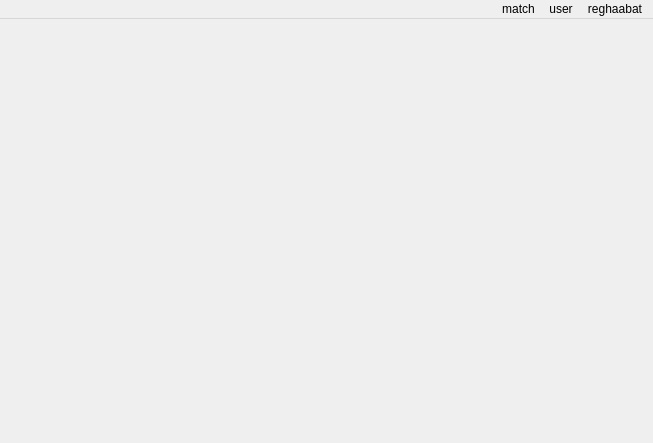
Old version of the form Client/reghaabat/mainwindow.ui in the repository nournia/ketabkhaane.
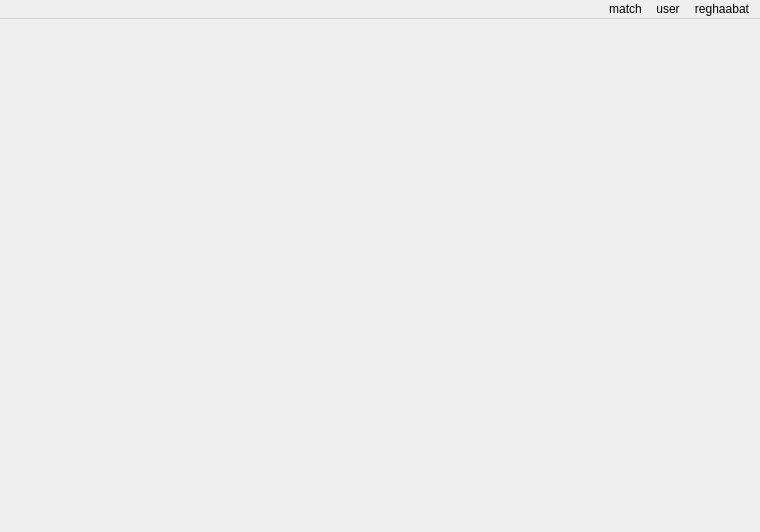
New version of the form.

Commit message: revised viewer form

What changed in the file:
```diff
--- a/Client/reghaabat/mainwindow.ui
+++ b/Client/reghaabat/mainwindow.ui
@@ -6,8 +6,8 @@
    <rect>
     <x>0</x>
     <y>0</y>
-    <width>653</width>
-    <height>443</height>
+    <width>760</width>
+    <height>532</height>
    </rect>
   </property>
   <property name="windowTitle">
@@ -37,7 +37,7 @@
     <rect>
      <x>0</x>
      <y>0</y>
-     <width>653</width>
+     <width>760</width>
      <height>20</height>
     </rect>
    </property>
```
The commit also changes 1 other file.
